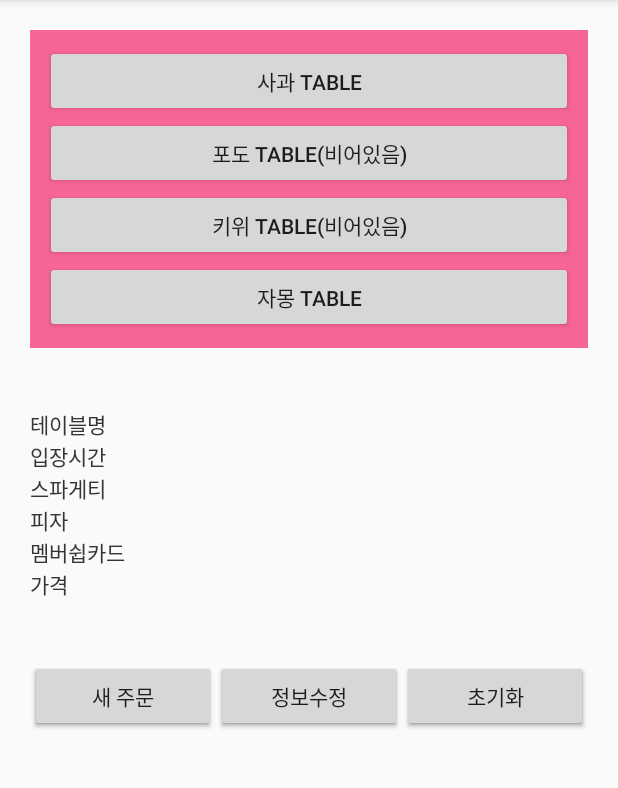
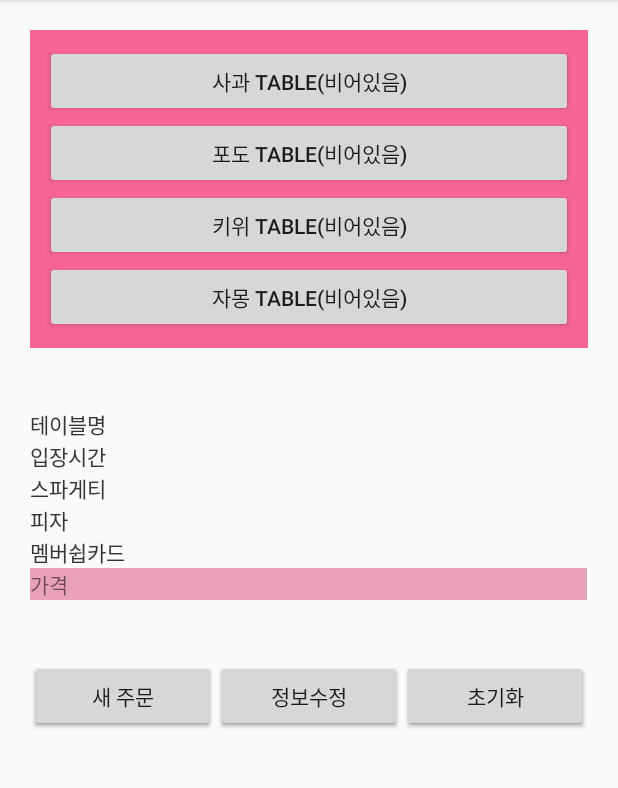
Before and after one commit to jisung0920/MobApp_05, an Android app: the Fragment1 screen opened directly, with no data from a screen before it, after a tap on "초기화", on a phone screen of 412 x 824 dp, the part 84-872 px from its top. Run offline under Robolectric (Android 15) with nearby library versions, the phone set to English and light mode, and no system bars.

Commit message:
data class, init  and etc

```diff
--- a/app/src/main/java/com/example/jisung/mobapp_05/Fragment1.java
+++ b/app/src/main/java/com/example/jisung/mobapp_05/Fragment1.java
@@ -1,6 +1,7 @@
 package com.example.jisung.mobapp_05;
 
 import android.content.DialogInterface;
+import android.content.Intent;
 import android.os.Bundle;
 import android.os.SystemClock;
 import android.support.annotation.Nullable;
@@ -27,8 +28,9 @@ import java.util.Date;
 
 public class Fragment1 extends Fragment implements View.OnClickListener {
     TextView t1,t2,t3,t4,t5,t6;
-    Button c1,c2,c3,c4,b1,b2,b3;
-    tableInfo table[];
+    Button[] c;
+    Button b1,b2,b3;
+    tableInfo[] table;
     int nowTable=0;
     @Nullable
     @Override
@@ -40,23 +42,26 @@ public class Fragment1 extends Fragment implements View.OnClickListener {
 
     void init(View v){
 
+        table = new tableInfo[4];
+        c = new Button[4];
+
         t1 = (TextView)v.findViewById(R.id.t1);
         t2 = (TextView)v.findViewById(R.id.t2);
         t3 = (TextView)v.findViewById(R.id.t3);
         t4 = (TextView)v.findViewById(R.id.t4);
         t5 = (TextView)v.findViewById(R.id.t5);
         t6 = (TextView)v.findViewById(R.id.t6);
-        c1 = (Button)v.findViewById(R.id.c1);
-        c2 = (Button)v.findViewById(R.id.c2);
-        c3 = (Button)v.findViewById(R.id.c3);
-        c4 = (Button)v.findViewById(R.id.c4);
+        c[0] = (Button)v.findViewById(R.id.c1);
+        c[1] = (Button)v.findViewById(R.id.c2);
+        c[2] = (Button)v.findViewById(R.id.c3);
+        c[3] = (Button)v.findViewById(R.id.c4);
         b1 = (Button)v.findViewById(R.id.b1);
         b2 = (Button)v.findViewById(R.id.b2);
         b3 = (Button)v.findViewById(R.id.b3);
-        c1.setOnClickListener(this);
-        c2.setOnClickListener(this);
-        c3.setOnClickListener(this);
-        c4.setOnClickListener(this);
+        c[0].setOnClickListener(this);
+        c[1].setOnClickListener(this);
+        c[2].setOnClickListener(this);
+        c[3].setOnClickListener(this);
         b1.setOnClickListener(this);
         b2.setOnClickListener(this);
         b3.setOnClickListener(this);
@@ -76,6 +81,15 @@ public class Fragment1 extends Fragment implements View.OnClickListener {
         t6.setText(table.getPrice());
     }
 
+    void tableEmptySetting(){
+        t1.setText("");
+        t2.setText("");
+        t3.setText("");
+        t4.setText("");
+        t5.setText("");
+        t6.setText("");
+    }
+
     @Override
     public void onPause() {
         super.onPause();
@@ -83,48 +97,50 @@ public class Fragment1 extends Fragment implements View.OnClickListener {
 
     @Override
     public void onClick(View v) {
-        int i;
         switch (v.getId()){
             case R.id.c1:
-                i=0;
-                tableSetting(table[0]);
+                if(table[0]==null){
+                    Toast.makeText(getActivity(),"비어있는 테이블입니다.",Toast.LENGTH_SHORT).show();
+                    tableEmptySetting();
+                }
+                else
+                    tableSetting(table[0]);
                 nowTable=0;
                 break;
             case R.id.c2:
-                i=1;
-                tableSetting(table[1]);
+                if(table[1]==null){
+                    Toast.makeText(getActivity(),"비어있는 테이블입니다.",Toast.LENGTH_SHORT).show();
+                    tableEmptySetting();}
+                else
+                    tableSetting(table[1]);
                 nowTable=1;
                 break;
             case R.id.c3:
-                i=2;
-                tableSetting(table[2]);
+                if(table[2]==null){
+                    Toast.makeText(getActivity(),"비어있는 테이블입니다.",Toast.LENGTH_SHORT).show();
+                    tableEmptySetting();}
+                else
+                    tableSetting(table[2]);
                 nowTable=2;
                 break;
             case R.id.c4:
-                i=3;
-                tableSetting(table[3]);
+                if(table[3]==null){
+                    Toast.makeText(getActivity(),"비어있는 테이블입니다.",Toast.LENGTH_SHORT).show();
+                    tableEmptySetting();}
+                else
+                    tableSetting(table[3]);
                 nowTable=3;
                 break;
             default:
-                i=0;
                 break;
         }
-        if(v.getId()==R.id.c1){
-
-        }
-        else if(v.getId() == R.id.c2){
-            Toast.makeText(getActivity(),"비어있는 테이블입니다.",Toast.LENGTH_SHORT).show();
-        }
-        else if(v.getId() == R.id.c3){
-            Toast.makeText(getActivity(),"비어있는 테이블입니다..",Toast.LENGTH_SHORT).show();
-        }
-        else if(v.getId() == R.id.c4){}
-        else if(v.getId() == R.id.b1){
+        if(v.getId() == R.id.b1){
             final View view = View.inflate(getContext(),R.layout.editbox,null);
             final EditText spa = (EditText)view.findViewById(R.id.spaN);
             final EditText piz = (EditText)view.findViewById(R.id.pizN);
             final RadioButton cardCheck = (RadioButton)view.findViewById(R.id.m1);
             final int card;
+
             if(cardCheck.isChecked())
                 card = 10;
             else
@@ -140,28 +156,60 @@ public class Fragment1 extends Fragment implements View.OnClickListener {
                         public void onClick(DialogInterface dialog, int which) {
                             String time = new SimpleDateFormat("yyyy/MM/dd HH:mm:ss")
                                     .format(new Date(System.currentTimeMillis()));
-                            Log.d("table1",time);//parse가 안된다.
-/*                            table[nowTable] = new tableInfo(nowTable,time
-                                    ,Integer.parseInt(spa.toString())
-                                    ,Integer.parseInt(piz.toString())
-                                    ,card);*/
+                            Log.d("table1",time);//parse가 안된다. @@@@@@@@@@@@@@@@22
+                            table[nowTable] = new tableInfo(nowTable,time
+                                  ,1,3,30);
+                            c[nowTable].setText(table[nowTable].getName());
+                            tableSetting(table[nowTable]);
 
-                            Snackbar.make(getView(),"주문이 완료되었습니다.",2000).setAction("OK", new View.OnClickListener() {//view 대신 getView()
+                            Snackbar.make(getView(),"정보가 입력되었습니다.",2000).setAction("OK", new View.OnClickListener() {//view 대신 getView()
                                 @Override
                                 public void onClick(View v) {
                                     Toast.makeText(getActivity().getApplicationContext(),"ok",Toast.LENGTH_SHORT).show();
                                 }
                             }).show();
-                            Log.d("table1","cehck");
                         }
                     })
                     .show();
 
         }
-        else if(v.getId() == R.id.b2){
+        else if(v.getId() == R.id.b2){//정보 받아오고 parsing @@@@@@@@@@@@@@@2
+            final View view = View.inflate(getContext(),R.layout.editbox,null);
+
+            AlertDialog.Builder dlg = new AlertDialog.Builder(getContext());
+            dlg.setTitle("먹고 싶은 메뉴는?")
+                    .setView(view)
+                    .setIcon(R.mipmap.ic_launcher)
+                    .setPositiveButton("닫기",null)
+                    .setNegativeButton("확인", new DialogInterface.OnClickListener() {
+                        @Override
+                        public void onClick(DialogInterface dialog, int which) {
+                            String time = new SimpleDateFormat("yyyy/MM/dd HH:mm:ss")
+                                    .format(new Date(System.currentTimeMillis()));
+                            Log.d("table1",time);//parse가 안된다.
+                            table[nowTable] = new tableInfo(nowTable,time
+                                    ,1,3,30);
+                            c[nowTable].setText(table[nowTable].getName());
+                            tableSetting(table[nowTable]);
+
+                            Snackbar.make(getView(),"정보가 수정되었습니다.",2000).setAction("OK", new View.OnClickListener() {//view 대신 getView()
+                                @Override
+                                public void onClick(View v) {
+                                    Toast.makeText(getActivity().getApplicationContext(),"ok",Toast.LENGTH_SHORT).show();
+                                }
+                            }).show();
+                        }
+                    })
+                    .show();
 
         }
-        else if(v.getId() == R.id.b3){}
+        else if(v.getId() == R.id.b3){
+            if(table[nowTable]==null)
+                return;
+            c[nowTable].setText(table[nowTable].getName()+"(비어있음)");
+            tableEmptySetting();
+            table[nowTable]=null;
+        }
 
     }
 }
--- a/app/src/main/java/com/example/jisung/mobapp_05/tableInfo.java
+++ b/app/src/main/java/com/example/jisung/mobapp_05/tableInfo.java
@@ -14,6 +14,9 @@ public class tableInfo {
     private int card;
     private String price;
 
+    public tableInfo(){
+
+    }
     public tableInfo( int table,String date, int spaNum, int pizNum, int card) {
         switch (table){
             case 0:
--- a/app/src/main/res/layout/frag1.xml
+++ b/app/src/main/res/layout/frag1.xml
@@ -17,7 +17,7 @@
             android:layout_width="match_parent"
             android:layout_height="wrap_content"
             android:layout_weight="1"
-            android:text="사과 Table"
+            android:text="사과 Table(비어있음)"
 />
 
         <Button
@@ -41,7 +41,7 @@
             android:layout_width="match_parent"
             android:layout_height="wrap_content"
             android:layout_weight="1"
-            android:text="자몽 Table"
+            android:text="자몽 Table(비어있음)"
 />
 
     </LinearLayout>
@@ -123,7 +123,9 @@
 
                 />
         </TableRow>
-        <TableRow>
+        <TableRow
+            android:background="#e9a1ba"
+            >
             <TextView
 
                 android:layout_height="wrap_content"
```
